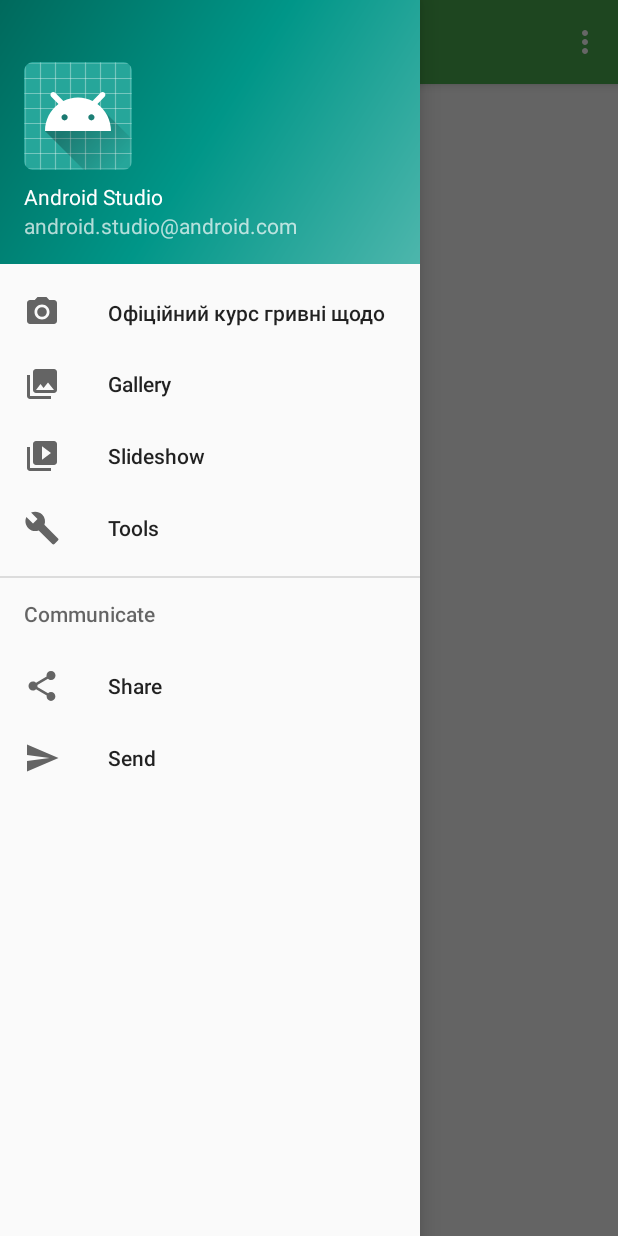
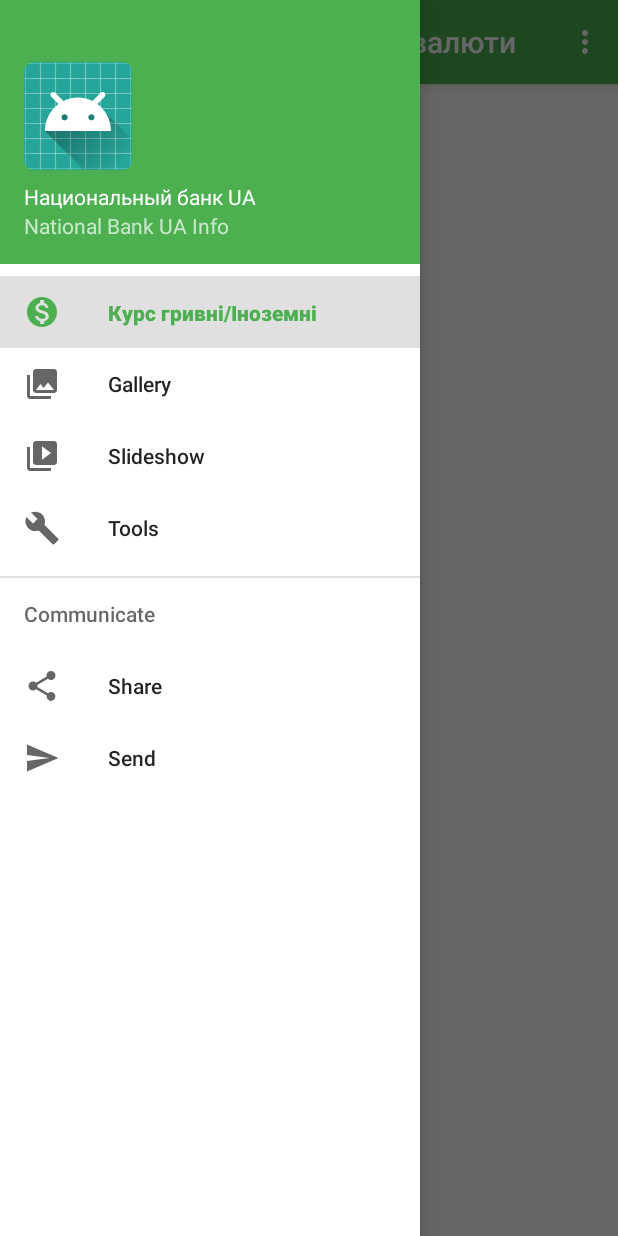
Before and after one commit to fanat094/NationalBankUaInfo, an Android app: the screen it shows after launch (MainActivity), with the side drawer open, on a phone screen of 412 x 824 dp. Run offline under Robolectric (Android 15) with nearby library versions, the phone set to English and light mode, and no system bars; our stand-ins replace ButterKnife, Dagger/Hilt's generated code; libraries missing offline, so code that uses them is left out: com.gturedi.views, com.socks.library; 5 statements that could not run were skipped.

Commit message:
Add BaseFragmentManager

```diff
--- a/app/src/main/java/com/yamschikov/dima/nationalbankuainfo/BaseFragment.java
+++ b/app/src/main/java/com/yamschikov/dima/nationalbankuainfo/BaseFragment.java
@@ -1,6 +1,7 @@
 package com.yamschikov.dima.nationalbankuainfo;
 
 import android.os.Bundle;
+import android.support.annotation.IdRes;
 import android.support.annotation.LayoutRes;
 import android.support.v4.app.Fragment;
 import android.view.LayoutInflater;
@@ -9,40 +10,67 @@
 
 import com.socks.library.KLog;
 
+import butterknife.ButterKnife;
 import butterknife.Unbinder;
 
 public abstract class BaseFragment extends Fragment {
 
     Unbinder unbinder;
-    protected View view;
+    protected View mBaseView;
 
     @LayoutRes
     protected abstract int getMainContentLayout();
+    protected abstract String getToolbarTitle();
+    public abstract int getNavigationItemId();
+
 
     public View onCreateView(LayoutInflater inflater, ViewGroup container, Bundle savedInstanceState) {
-       // ButterKnife.bind(this, view);
-       // unbinder = ButterKnife.bind(this, view);
-        return inflater.inflate(getMainContentLayout(), container, false);
+
+        mBaseView = inflater.inflate(getMainContentLayout(), container, false);
+
+        ButterKnife.bind(this, mBaseView);
+        unbinder = ButterKnife.bind(this, mBaseView);
+        return mBaseView;
     }
 
     @Override
     public void onViewCreated(View view, Bundle savedInstanceState) {
         super.onViewCreated(view, savedInstanceState);
-        this.view = view;
+        this.mBaseView = view;
 
         KLog.e("BaseFragment", "");
 
+    }
 
+    public void onResume() {
+        super.onResume();
+        setToolbarTitle(getToolbarTitle());
+        setCheckedItemId(getNavigationItemId());
+    }
+
+    public MainActivity getMainActivity() {
+        return (MainActivity) getActivity();
+    }
+
+    private void setToolbarTitle(String title) {
+
+        if (title != null && getMainActivity() != null) {
+            getMainActivity().setToolbarTitle(title);
+        }
     }
 
     @Override
     public void onDestroyView() {
         super.onDestroyView();
-
-       // unbinder.unbind();
+        unbinder.unbind();
     }
 
-    public void onResume() {
-        super.onResume();
+    private void setCheckedItemId(@IdRes int id) {
+        getMainActivity().setCheckedItem(id);
     }
+
+    public void onScreen() {
+        setToolbarTitle(getToolbarTitle());
+    }
+
 }
--- /dev/null
+++ b/app/src/main/java/com/yamschikov/dima/nationalbankuainfo/BaseFragmentManager.java
@@ -0,0 +1,91 @@
+package com.yamschikov.dima.nationalbankuainfo;
+
+import android.support.annotation.IdRes;
+import android.support.v4.app.FragmentTransaction;
+import android.support.v7.app.AppCompatActivity;
+
+import java.util.Stack;
+
+public class BaseFragmentManager {
+    private static final int EMPTY_FRAGMENT_STACK_SIZE = 1;
+    private BaseFragment mCurrentFragment;
+    private Stack<BaseFragment> mFragmentStack = new Stack();
+
+    public void setFragment(AppCompatActivity activity, BaseFragment fragment, @IdRes int containerId, boolean addToBackStack) {
+        if (activity != null && !activity.isFinishing() && !isAlreadyContains(fragment)) {
+            FragmentTransaction fragmentTransaction = createAddTransaction(activity, fragment, addToBackStack);
+            fragmentTransaction.replace(containerId, fragment);
+            commitAddTransaction(activity, fragment, fragmentTransaction, addToBackStack);
+        }
+    }
+
+    public void setFragment(AppCompatActivity activity, BaseFragment fragment, @IdRes int containerId) {
+        if (activity != null && !activity.isFinishing() && !isAlreadyContains(fragment)) {
+            FragmentTransaction fragmentTransaction = createAddTransaction(activity, fragment, true);
+            fragmentTransaction.replace(containerId, fragment);
+            commitAddTransaction(activity, fragment, fragmentTransaction, true);
+        }
+    }
+
+    public void addFragment(AppCompatActivity activity, BaseFragment fragment, @IdRes int containerId) {
+        if (activity != null && !activity.isFinishing() && !isAlreadyContains(fragment)) {
+            FragmentTransaction fragmentTransaction = createAddTransaction(activity, fragment, true);
+            fragmentTransaction.add(containerId, fragment);
+            commitAddTransaction(activity, fragment, fragmentTransaction, true);
+        }
+    }
+
+    public boolean removeCurrentFragment(AppCompatActivity activity) {
+        return removeFragment(activity, this.mCurrentFragment);
+    }
+
+    public boolean removeFragment(AppCompatActivity activity, BaseFragment fragment) {
+        boolean canRemove = true;
+        if (fragment == null || this.mFragmentStack.size() <= EMPTY_FRAGMENT_STACK_SIZE) {
+            canRemove = false;
+        }
+        if (canRemove) {
+            FragmentTransaction transaction = activity.getSupportFragmentManager().beginTransaction();
+            this.mFragmentStack.pop();
+            this.mCurrentFragment = (BaseFragment) this.mFragmentStack.lastElement();
+            transaction.remove(fragment);
+            commitTransaction(activity, transaction);
+        }
+        return canRemove;
+    }
+
+    private FragmentTransaction createAddTransaction(AppCompatActivity activity, BaseFragment fragment, boolean addToBackStack) {
+        FragmentTransaction fragmentTransaction = activity.getSupportFragmentManager().beginTransaction();
+        if (addToBackStack) {
+            fragmentTransaction.addToBackStack(fragment.getTag());
+        }
+        return fragmentTransaction;
+    }
+
+    private void commitAddTransaction(AppCompatActivity activity, BaseFragment fragment, FragmentTransaction transaction, boolean addToBackStack) {
+        if (transaction != null) {
+            this.mCurrentFragment = fragment;
+            if (!addToBackStack) {
+                this.mFragmentStack = new Stack();
+            }
+            this.mFragmentStack.add(fragment);
+            commitTransaction(activity, transaction);
+        }
+    }
+
+    private void commitTransaction(AppCompatActivity activity, FragmentTransaction transaction) {
+        transaction.commit();
+        this.mCurrentFragment.onScreen();
+    }
+
+    public boolean isAlreadyContains(BaseFragment fragment) {
+        if (fragment == null || this.mCurrentFragment == null || !this.mCurrentFragment.getClass().getName().equals(fragment.getClass().getName())) {
+            return false;
+        }
+        return true;
+    }
+
+    public Stack<BaseFragment> getFragmentStack() {
+        return this.mFragmentStack;
+    }
+}
--- a/app/src/main/java/com/yamschikov/dima/nationalbankuainfo/MainActivity.java
+++ b/app/src/main/java/com/yamschikov/dima/nationalbankuainfo/MainActivity.java
@@ -1,11 +1,6 @@
 package com.yamschikov.dima.nationalbankuainfo;
 
 import android.os.Bundle;
-import android.support.design.widget.FloatingActionButton;
-import android.support.design.widget.Snackbar;
-import android.support.v4.app.Fragment;
-import android.support.v4.app.FragmentTransaction;
-import android.view.View;
 import android.support.design.widget.NavigationView;
 import android.support.v4.view.GravityCompat;
 import android.support.v4.widget.DrawerLayout;
@@ -17,52 +12,58 @@
 
 import com.yamschikov.dima.nationalbankuainfo.rateforeigncurrencies.RateForeignCurrenciesFragment;
 
+import butterknife.BindView;
+import butterknife.ButterKnife;
+
 public class MainActivity extends AppCompatActivity
         implements NavigationView.OnNavigationItemSelectedListener {
+
+
+    @BindView(R.id.toolbar) Toolbar mToolbar;
+    @BindView(R.id.nav_view) NavigationView mNavigationView;
+    @BindView(R.id.drawer_layout) DrawerLayout mDrawer;
+    private BaseFragmentManager mBaseFragmentManager;
 
     @Override
     protected void onCreate(Bundle savedInstanceState) {
         super.onCreate(savedInstanceState);
         setContentView(R.layout.activity_main);
-        Toolbar toolbar = (Toolbar) findViewById(R.id.toolbar);
-        setSupportActionBar(toolbar);
 
-        DrawerLayout drawer = (DrawerLayout) findViewById(R.id.drawer_layout);
+        ButterKnife.bind(this);
+        setSupportActionBar(mToolbar);
+
         ActionBarDrawerToggle toggle = new ActionBarDrawerToggle(
-                this, drawer, toolbar, R.string.navigation_drawer_open, R.string.navigation_drawer_close);
-        drawer.addDrawerListener(toggle);
+                this, mDrawer, mToolbar, R.string.navigation_drawer_open, R.string.navigation_drawer_close);
+        mDrawer.addDrawerListener(toggle);
         toggle.syncState();
 
-        NavigationView navigationView = (NavigationView) findViewById(R.id.nav_view);
-        navigationView.setNavigationItemSelectedListener(this);
-        ShowFragment(R.id.nav_rate_foreigencurrencies);
+        mNavigationView.setNavigationItemSelectedListener(this);
+        mBaseFragmentManager = new BaseFragmentManager();
+        setContent(new RateForeignCurrenciesFragment(), false);
     }
+
 
     @Override
     public void onBackPressed() {
-        DrawerLayout drawer = (DrawerLayout) findViewById(R.id.drawer_layout);
-        if (drawer.isDrawerOpen(GravityCompat.START)) {
-            drawer.closeDrawer(GravityCompat.START);
+        if (mDrawer.isDrawerOpen(GravityCompat.START)) {
+            mDrawer.closeDrawer(GravityCompat.START);
         } else {
             super.onBackPressed();
+            removeCurrentFragment();
         }
     }
 
     @Override
     public boolean onCreateOptionsMenu(Menu menu) {
-        // Inflate the menu; this adds items to the action bar if it is present.
         getMenuInflater().inflate(R.menu.main, menu);
         return true;
     }
 
     @Override
     public boolean onOptionsItemSelected(MenuItem item) {
-        // Handle action bar item clicks here. The action bar will
-        // automatically handle clicks on the Home/Up button, so long
-        // as you specify a parent activity in AndroidManifest.xml.
+
         int id = item.getItemId();
 
-        //noinspection SimplifiableIfStatement
         if (id == R.id.action_settings) {
             return true;
         }
@@ -70,37 +71,54 @@
         return super.onOptionsItemSelected(item);
     }
 
-    private void ShowFragment(int itemId) {
 
-        Fragment fragment = null;
+    @SuppressWarnings("StatementWithEmptyBody")
+    @Override
+    public boolean onNavigationItemSelected(MenuItem item) {
+        BaseFragment fragment = null;
 
-        switch (itemId) {
+        switch (item.getItemId()) {
             case R.id.nav_rate_foreigencurrencies:
                 fragment = new RateForeignCurrenciesFragment();
                 break;
 
         }
-
-
-        if (fragment != null) {
-            FragmentTransaction fragmentTransaction = getSupportFragmentManager().beginTransaction();
-            fragmentTransaction.replace(R.id.frame_layout, fragment);
-            fragmentTransaction.commit();
+        if (!(fragment == null || isAlreadyContains(fragment))) {
+            setContent(fragment);
         }
-
-        DrawerLayout drawer = (DrawerLayout) findViewById(R.id.drawer_layout);
-        drawer.closeDrawer(GravityCompat.START);
+        mDrawer.closeDrawer(8388611);
+        return true;
     }
 
 
-    @SuppressWarnings("StatementWithEmptyBody")
-    @Override
-    public boolean onNavigationItemSelected(MenuItem item) {
+    public void setCheckedItem(int id) {
 
+        if (this.mNavigationView != null) {
+            this.mNavigationView.setCheckedItem(id);
+        }
+    }
 
-        //Calling the ShowFragment() method here to show the our created menu as default menus.
-        ShowFragment(item.getItemId());
+    public boolean isAlreadyContains(BaseFragment fragment) {
+        return this.mBaseFragmentManager.isAlreadyContains(fragment);
+    }
 
-        return true;
+    public void setContent(BaseFragment fragment) {
+        this.mBaseFragmentManager.setFragment(this, fragment, R.id.frame_layout);
+    }
+
+    public void setContent(BaseFragment fragment, boolean addToBackStack) {
+        this.mBaseFragmentManager.setFragment(this, fragment, R.id.frame_layout, addToBackStack);
+    }
+
+    public boolean removeCurrentFragment() {
+        return this.mBaseFragmentManager.removeCurrentFragment(this);
+    }
+
+    public void setToolbarTitle(String toolbarTitle) {
+
+        if (getSupportActionBar() != null) {
+            getSupportActionBar().setTitle(toolbarTitle);
+        }
+
     }
 }
--- a/app/src/main/java/com/yamschikov/dima/nationalbankuainfo/api/WebService.java
+++ b/app/src/main/java/com/yamschikov/dima/nationalbankuainfo/api/WebService.java
@@ -5,6 +5,7 @@
 
 import java.util.List;
 
+import io.reactivex.Observable;
 import retrofit2.Call;
 import retrofit2.http.GET;
 
--- a/app/src/main/java/com/yamschikov/dima/nationalbankuainfo/rateforeigncurrencies/RateForeignCurrenciesFragment.java
+++ b/app/src/main/java/com/yamschikov/dima/nationalbankuainfo/rateforeigncurrencies/RateForeignCurrenciesFragment.java
@@ -6,26 +6,27 @@
 import android.os.Bundle;
 import android.support.annotation.Nullable;
 import android.support.v7.widget.DefaultItemAnimator;
+import android.support.v7.widget.DividerItemDecoration;
 import android.support.v7.widget.LinearLayoutManager;
 import android.support.v7.widget.RecyclerView;
 import android.view.View;
 import android.widget.ProgressBar;
 
+import com.gturedi.views.StatefulLayout;
 import com.socks.library.KLog;
 import com.yamschikov.dima.nationalbankuainfo.BaseFragment;
 import com.yamschikov.dima.nationalbankuainfo.R;
 
 import java.util.List;
 
+import butterknife.BindString;
 import butterknife.BindView;
-import butterknife.ButterKnife;
 
 public class RateForeignCurrenciesFragment extends BaseFragment {
 
     @BindView(R.id.rate_foreign_currency_rv) RecyclerView mRecyclerView;
-
-    @BindView(R.id.progressBar)
-    ProgressBar mProgressBar;
+    @BindString(R.string.toolbar_title_rate_fragment) String mToolbarTitle;
+    @BindView(R.id.stateful_view) StatefulLayout mStateFulView;
 
     private RateForeignCurrenciesAdapter rateForeignCurrenciesAdapter;
 
@@ -41,13 +42,26 @@
     }
 
     @Override
+    protected String getToolbarTitle() {
+        return mToolbarTitle;
+    }
+
+    @Override
+    public int getNavigationItemId() {
+        return R.id.nav_rate_foreigencurrencies;
+    }
+
+    @Override
     public void onViewCreated(View view, Bundle savedInstanceState) {
         super.onViewCreated(view, savedInstanceState);
-        ButterKnife.bind(this, view);
+
+        subscribeToModel();
+    }
+
+    private void subscribeToModel() {
 
         KLog.e("CoursesCurrenciesFragment", "");
-
-        mProgressBar.setVisibility(View.VISIBLE);
+        mStateFulView.showLoading();
 
         RateForeignCurrenciesViewModel model = ViewModelProviders.of(this).get(RateForeignCurrenciesViewModel.class);
         LiveData<List<RateForeignCurrencies>> data = model.getData();
@@ -56,17 +70,22 @@
             @Override
             public void onChanged(@Nullable List<RateForeignCurrencies> rateForeignCurrencies) {
 
-                rateForeignCurrenciesAdapter = new RateForeignCurrenciesAdapter(rateForeignCurrencies);
-                RecyclerView.LayoutManager mLayoutManager = new LinearLayoutManager(getContext());
-                mRecyclerView.setItemAnimator(new DefaultItemAnimator());
-                mRecyclerView.setLayoutManager(mLayoutManager);
-                mRecyclerView.setAdapter(rateForeignCurrenciesAdapter);
+                if(rateForeignCurrencies != null && rateForeignCurrencies.size() != 0) {
 
-                mProgressBar.setVisibility(View.GONE);
+                    rateForeignCurrenciesAdapter = new RateForeignCurrenciesAdapter(rateForeignCurrencies);
+                    RecyclerView.LayoutManager mLayoutManager = new LinearLayoutManager(getContext());
+                    mRecyclerView.setItemAnimator(new DefaultItemAnimator());
+                    mRecyclerView.setLayoutManager(mLayoutManager);
+                    DividerItemDecoration decor = new DividerItemDecoration(getContext(), DividerItemDecoration.VERTICAL);
+                    mRecyclerView.addItemDecoration(decor);
+                    mRecyclerView.setAdapter(rateForeignCurrenciesAdapter);
+                    mStateFulView.showContent();
 
+                }
+
+                else mStateFulView.showEmpty();
             }
         });
 
-
     }
 }
--- a/app/src/main/java/com/yamschikov/dima/nationalbankuainfo/rateforeigncurrencies/RateForeignCurrenciesViewModel.java
+++ b/app/src/main/java/com/yamschikov/dima/nationalbankuainfo/rateforeigncurrencies/RateForeignCurrenciesViewModel.java
@@ -27,7 +27,6 @@
     }
 
 
-
     MutableLiveData<List<RateForeignCurrencies>> data;
 
     public LiveData<List<RateForeignCurrencies>> getData() {
@@ -43,10 +42,10 @@
     private void loadData() {
 
         webService.getRateForeignCurrencies().enqueue(new Callback<List<RateForeignCurrencies>>() {
+
             @Override
             public void onResponse(Call<List<RateForeignCurrencies>> call, Response<List<RateForeignCurrencies>> response) {
 
-               // data.setValue(response.body());
                 KLog.e("data.setValue:", response.body());
 
                 data.setValue(response.body());
@@ -56,6 +55,8 @@
             @Override
             public void onFailure(Call<List<RateForeignCurrencies>> call, Throwable t) {
 
+                data.setValue(null);
+
             }
         });
 
--- /dev/null
+++ b/app/src/main/res/drawable/ic_monetization_on_black_24dp.xml
@@ -0,0 +1,9 @@
+<vector xmlns:android="http://schemas.android.com/apk/res/android"
+        android:width="24dp"
+        android:height="24dp"
+        android:viewportWidth="24.0"
+        android:viewportHeight="24.0">
+    <path
+        android:fillColor="#FF000000"
+        android:pathData="M12,2C6.48,2 2,6.48 2,12s4.48,10 10,10 10,-4.48 10,-10S17.52,2 12,2zM13.41,18.09L13.41,20h-2.67v-1.93c-1.71,-0.36 -3.16,-1.46 -3.27,-3.4h1.96c0.1,1.05 0.82,1.87 2.65,1.87 1.96,0 2.4,-0.98 2.4,-1.59 0,-0.83 -0.44,-1.61 -2.67,-2.14 -2.48,-0.6 -4.18,-1.62 -4.18,-3.67 0,-1.72 1.39,-2.84 3.11,-3.21L10.74,4h2.67v1.95c1.86,0.45 2.79,1.86 2.85,3.39L14.3,9.34c-0.05,-1.11 -0.64,-1.87 -2.22,-1.87 -1.5,0 -2.4,0.68 -2.4,1.64 0,0.84 0.65,1.39 2.67,1.91s4.18,1.39 4.18,3.91c-0.01,1.83 -1.38,2.83 -3.12,3.16z"/>
+</vector>
--- a/app/src/main/res/drawable/side_nav_bar.xml
+++ b/app/src/main/res/drawable/side_nav_bar.xml
@@ -2,8 +2,8 @@
     android:shape="rectangle">
     <gradient
         android:angle="135"
-        android:centerColor="#009688"
-        android:endColor="#00695C"
-        android:startColor="#4DB6AC"
+        android:centerColor="@color/colorPrimary"
+        android:endColor="@color/colorPrimary"
+        android:startColor="@color/colorPrimary"
         android:type="linear" />
 </shape>
--- a/app/src/main/res/layout/activity_main.xml
+++ b/app/src/main/res/layout/activity_main.xml
@@ -6,6 +6,7 @@
     android:layout_width="match_parent"
     android:layout_height="match_parent"
     android:fitsSystemWindows="true"
+    android:background="@color/colorWhite"
     tools:openDrawer="start">
 
     <include
@@ -18,6 +19,7 @@
         android:layout_width="wrap_content"
         android:layout_height="match_parent"
         android:layout_gravity="start"
+        android:background="@color/colorWhite"
         android:fitsSystemWindows="true"
         app:headerLayout="@layout/nav_header_main"
         app:menu="@menu/activity_main_drawer" />
--- a/app/src/main/res/layout/app_bar_main.xml
+++ b/app/src/main/res/layout/app_bar_main.xml
@@ -15,7 +15,7 @@
             android:id="@+id/toolbar"
             android:layout_width="match_parent"
             android:layout_height="?attr/actionBarSize"
-            android:background="?attr/colorPrimary"
+            android:background="@color/colorPrimary"
             app:popupTheme="@style/AppTheme.PopupOverlay" />
 
     </android.support.design.widget.AppBarLayout>
--- a/app/src/main/res/layout/content_main.xml
+++ b/app/src/main/res/layout/content_main.xml
@@ -6,6 +6,7 @@
     android:layout_height="match_parent"
     app:layout_behavior="@string/appbar_scrolling_view_behavior"
     tools:context=".MainActivity"
+    android:background="@color/colorWhite"
     tools:showIn="@layout/app_bar_main">
 
     <FrameLayout
--- a/app/src/main/res/menu/activity_main_drawer.xml
+++ b/app/src/main/res/menu/activity_main_drawer.xml
@@ -6,8 +6,8 @@
     <group android:checkableBehavior="single">
         <item
             android:id="@+id/nav_rate_foreigencurrencies"
-            android:icon="@drawable/ic_menu_camera"
-            android:title="Офіційний курс гривні щодо іноземних валют" />
+            android:icon="@drawable/ic_monetization_on_black_24dp"
+            android:title="@string/toolbar_title_rate_fragment"/>
         <item
             android:id="@+id/nav_gallery"
             android:icon="@drawable/ic_menu_gallery"
--- a/app/src/main/res/values/colors.xml
+++ b/app/src/main/res/values/colors.xml
@@ -3,4 +3,5 @@
     <color name="colorPrimary">#4CAF50</color>
     <color name="colorPrimaryDark">#388E3C</color>
     <color name="colorAccent">#FF5722</color>
+    <color name="colorWhite">#FFFFFF</color>
 </resources>
--- a/app/src/main/res/values/strings.xml
+++ b/app/src/main/res/values/strings.xml
@@ -2,8 +2,9 @@
     <string name="app_name">NationalBankUaInfo</string>
     <string name="navigation_drawer_open">Open navigation drawer</string>
     <string name="navigation_drawer_close">Close navigation drawer</string>
-    <string name="nav_header_title">Android Studio</string>
-    <string name="nav_header_subtitle">android.studio@android.com</string>
+    <string name="nav_header_title">Национальный банк UA</string>
+    <string name="nav_header_subtitle">National Bank UA Info</string>
+    <string name="toolbar_title_rate_fragment">Курс гривні/Іноземні валюти</string>
     <string name="nav_header_desc">Navigation header</string>
     <string name="action_settings">Settings</string>
 </resources>
```
Also changed, not shown: app/src/main/java/com/yamschikov/dima/nationalbankuainfo/rateforeigncurrencies/RateForeignCurrenciesAdapter.java (+10 -0 lines), app/src/main/res/drawable/ic_attach_money_black_24dp.xml (added, +9 -0 lines), app/src/main/res/layout/fragment_rate_foreign_currencies.xml (+15 -18 lines), app/src/main/res/layout/rate_foreign_currencies_item.xml (+25 -13 lines).
